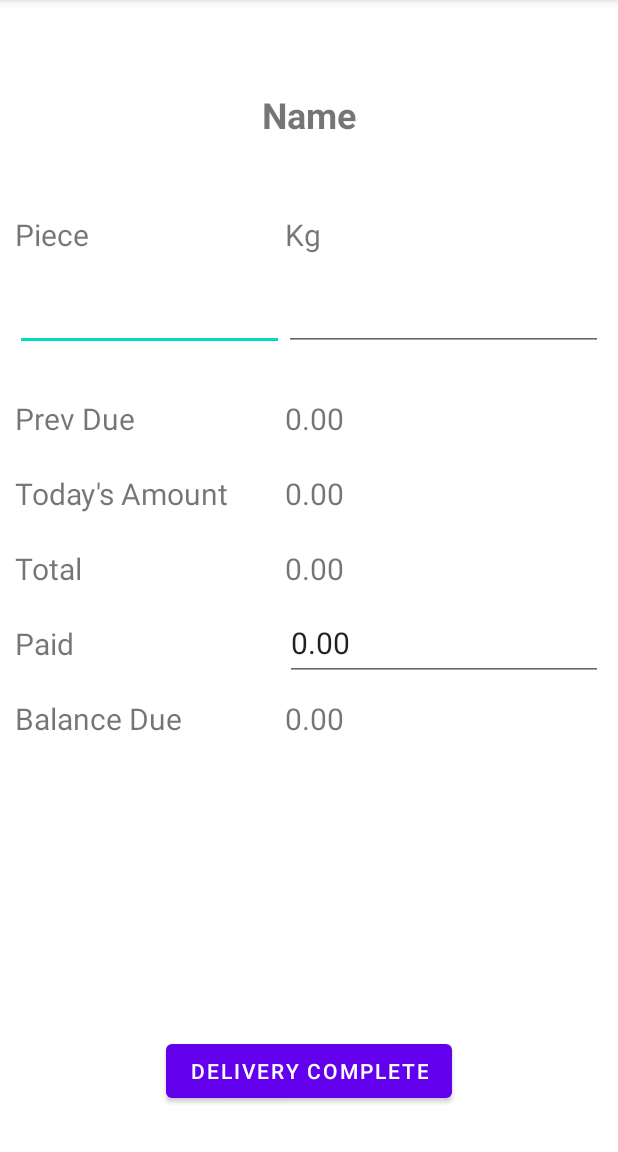
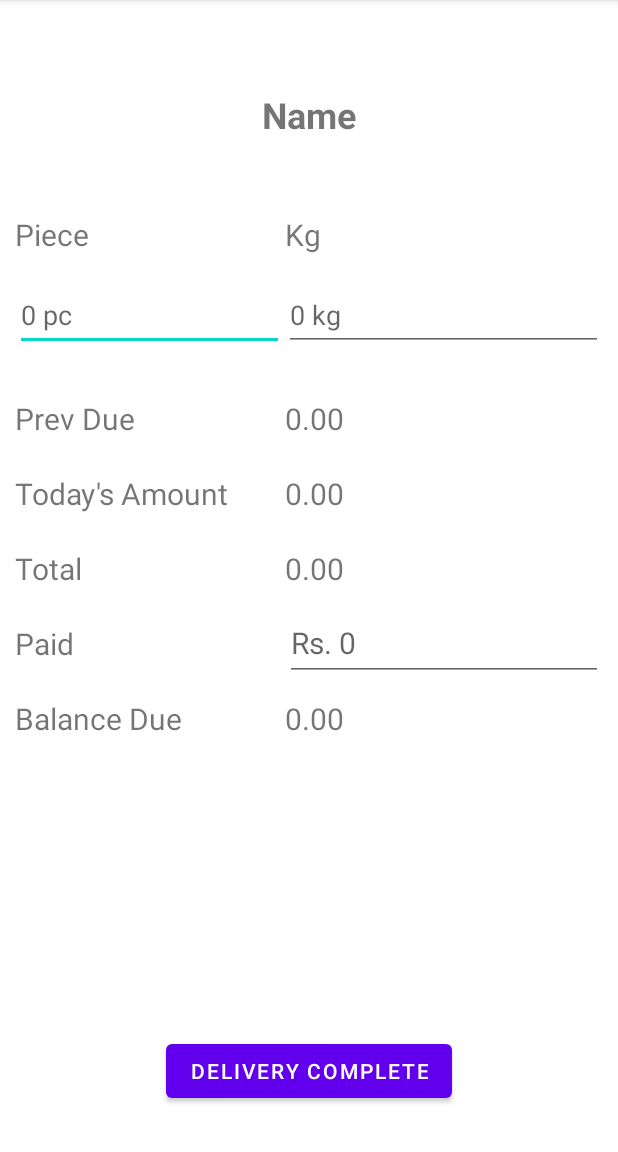
Before and after one commit to prasunmondal/MBros_v3, an Android app: the ActivityDeliveringDeliver screen opened directly, with no data from a screen before it, on a phone screen of 412 x 824 dp, the part 84-1236 px from its top. Run offline under Robolectric (Android 15) with nearby library versions, the phone set to English and light mode, and no system bars.

Commit message:
Update activity_delivering_deliver.xml

```diff
--- a/app/src/main/res/layout/activity_delivering_deliver.xml
+++ b/app/src/main/res/layout/activity_delivering_deliver.xml
@@ -63,6 +63,7 @@
             android:layout_height="match_parent"
             android:layout_weight="1"
             android:ems="10"
+            android:hint="0 pc"
             android:inputType="number" />
 
         <EditText
@@ -71,6 +72,7 @@
             android:layout_height="match_parent"
             android:layout_weight="1"
             android:ems="10"
+            android:hint="0 kg"
             android:inputType="number" />
 
     </LinearLayout>
@@ -169,7 +171,7 @@
                 android:layout_width="match_parent"
                 android:layout_height="match_parent"
                 android:gravity="center_vertical"
-                android:text="0.00"
+                android:hint="Rs. 0"
                 android:textSize="20sp" />
         </LinearLayout>
 
```
